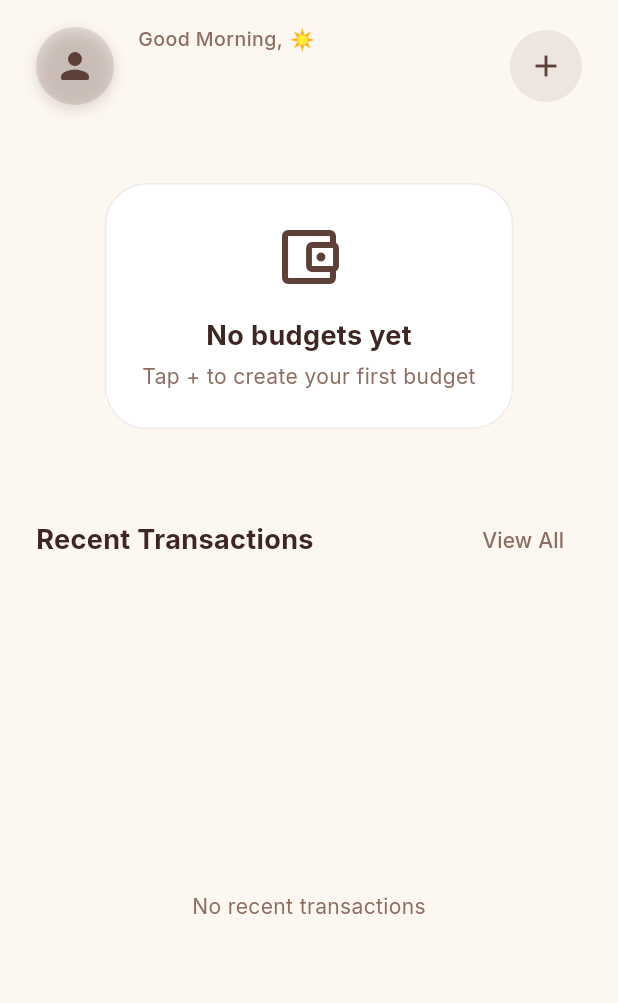
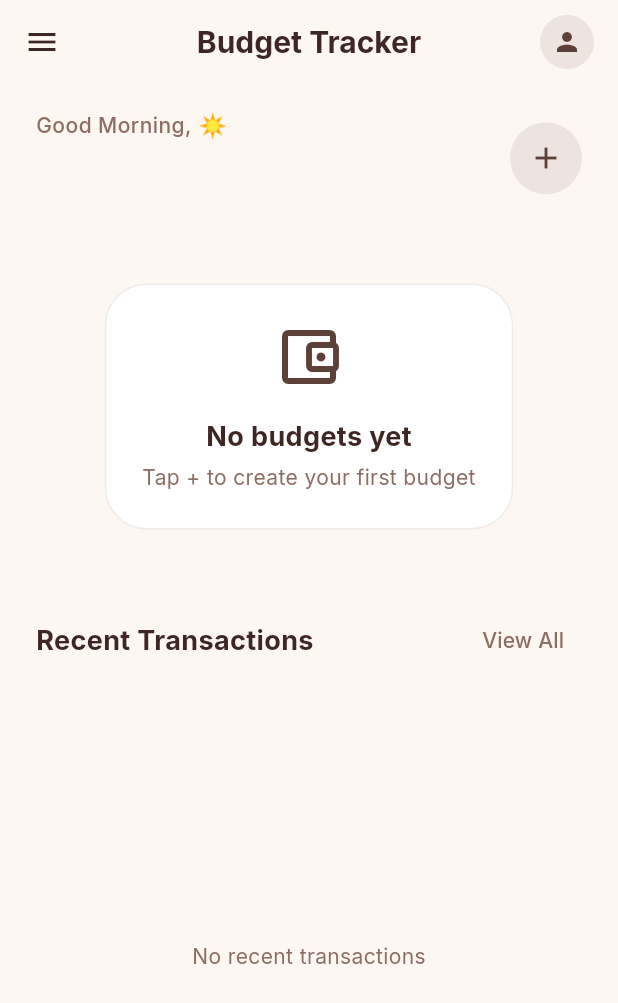
Before and after one commit to RajasekharPalleti/budget_tracker, a Flutter app: the HomeScreen screen opened directly, on a phone screen of 412 x 824 dp. Shown: the top 1003 px of the screen. Run offline on Flutter 3.47's test engine with Material 3 defaults, Android fonts, the phone set to English and light mode, and no system bars; our stand-ins replace device_info_plus, fl_chart, flutter_local_notifications, flutter_timezone, google_fonts, image_picker and 6 more; accounts and stored records are empty.

Commit message:
V3 enhancements

```diff
--- a/lib/providers/budget_provider.dart
+++ b/lib/providers/budget_provider.dart
@@ -13,12 +13,18 @@ class BudgetProvider with ChangeNotifier {
   static const String _storageKey = 'budget_data';
 
   Future<void> loadData() async {
+    try {
       final prefs = await SharedPreferences.getInstance();
       final String? data = prefs.getString(_storageKey);
       if (data != null) {
         final List<dynamic> jsonList = json.decode(data);
         _budgets = jsonList.map((json) => Budget.fromJson(json)).toList();
         await _cleanupOldTransactions();
+      }
+    } catch (e) {
+      debugPrint('BudgetProvider loadData failed: $e');
+      // Initialize with empty list on error
+      _budgets = [];
     }
     notifyListeners();
   }
--- a/lib/screens/home_screen.dart
+++ b/lib/screens/home_screen.dart
@@ -59,7 +59,12 @@ class _HomeScreenState extends State<HomeScreen> {
       _reminderTime = time;
     });
     final username = Provider.of<UserProvider>(context, listen: false).username;
+
+    // Request permissions first to ensure Exact Alarm is allowed
+    await NotificationService().requestPermissions();
+
     await NotificationService().scheduleDailyNotification(time, username);
+
     if (mounted) {
       ScaffoldMessenger.of(context).showSnackBar(
         SnackBar(content: Text('Daily reminder set for ${time.format(context)}')),
@@ -120,7 +125,6 @@ class _HomeScreenState extends State<HomeScreen> {
                     child: Icon(Icons.camera_alt_rounded, color: Colors.blue),
                   ),
                   title: const Text('Take a Photo'),
-                  subtitle: const Text('Mobile only'),
                   onTap: () => Navigator.pop(context, ImageSource.camera),
                 ),
             ],
@@ -216,15 +220,19 @@ class _HomeScreenState extends State<HomeScreen> {
   }
 
   ImageProvider? _getProfileImage(UserProvider user) {
-    // On web, prefer bytes (MemoryImage) over path
-    if (kIsWeb) {
-      if (user.profileImageBytes != null) {
-        return MemoryImage(user.profileImageBytes!);
+    // Priority 1: In-memory bytes (immediate update after picking / web default)
+    if (user.profileImageBytes != null) {
+      return MemoryImage(user.profileImageBytes!);
+    }
+    // Priority 2: File path (persisted data on mobile)
+    if (user.profileImagePath.isNotEmpty) {
+      // kIsWeb check is technically redundant if we ensure path is empty on web,
+      // but good for safety.
+      if (!kIsWeb) {
+        return FileImage(File(user.profileImagePath));
       }
-      return null;
     }
-    if (user.profileImagePath.isEmpty) return null;
-    return FileImage(File(user.profileImagePath));
+    return null;
   }
 
   @override
@@ -243,6 +251,45 @@ class _HomeScreenState extends State<HomeScreen> {
       value: SystemUiOverlayStyle.light,
       child: Scaffold(
         backgroundColor: AppColors.background,
+        appBar: AppBar(
+          backgroundColor: Colors.transparent, // Or AppColors.background if you want solid
+          elevation: 0,
+          leading: Builder(
+            builder: (context) => IconButton(
+              icon: const Icon(Icons.menu, color: AppColors.textPrimary),
+              onPressed: () => Scaffold.of(context).openDrawer(),
+            ),
+          ),
+          title: const Text(
+            'Budget Tracker',
+            style: TextStyle(
+              color: AppColors.textPrimary,
+              fontWeight: FontWeight.bold,
+            ),
+          ),
+          centerTitle: true,
+          actions: [
+            Padding(
+              padding: const EdgeInsets.only(right: AppSpacing.md),
+              child: GestureDetector(
+                onTap: _pickImage,
+                child: Consumer<UserProvider>(
+                  builder: (context, user, child) {
+                    final imageProvider = _getProfileImage(user);
+                    return CircleAvatar(
+                      radius: 18,
+                      backgroundColor: AppColors.primary.withOpacity(0.1),
+                      backgroundImage: imageProvider,
+                      child: imageProvider == null
+                          ? const Icon(Icons.person, size: 20, color: AppColors.primary)
+                          : null,
+                    );
+                  },
+                ),
+              ),
+            ),
+          ],
+        ),
         drawer: Drawer(
           child: ListView(
             padding: EdgeInsets.zero,
@@ -283,46 +330,14 @@ class _HomeScreenState extends State<HomeScreen> {
             Column(
               crossAxisAlignment: CrossAxisAlignment.stretch,
               children: [
-                SizedBox(height: MediaQuery.of(context).padding.top + AppSpacing.md),
+                SizedBox(height: AppSpacing.md), // Reduced top padding since AppBar takes space
 
-                // Header
+                // Greeting Header (Modified for Body)
                 Padding(
                   padding: const EdgeInsets.symmetric(horizontal: AppSpacing.lg),
                   child: Row(
                     crossAxisAlignment: CrossAxisAlignment.center,
                     children: [
-                      // Profile Avatar
-                      Builder(
-                        builder: (context) => GestureDetector(
-                          onTap: () => Scaffold.of(context).openDrawer(),
-                          child: Consumer<UserProvider>(
-                            builder: (context, user, child) {
-                                final imageProvider = _getProfileImage(user);
-                              return Container(
-                                decoration: BoxDecoration(
-                                  shape: BoxShape.circle,
-                                  boxShadow: [
-                                    BoxShadow(
-                                      color: AppColors.primary.withValues(alpha: 0.2),
-                                      blurRadius: 8,
-                                      offset: const Offset(0, 3),
-                                    ),
-                                  ],
-                                ),
-                                child: CircleAvatar(
-                                  radius: 26,
-                                  backgroundColor: AppColors.primary.withValues(alpha: 0.15),
-                                  backgroundImage: imageProvider,
-                                  child: imageProvider == null
-                                      ? const Icon(Icons.person_rounded, size: 28, color: AppColors.primary)
-                                      : null,
-                                ),
-                              );
-                            },
-                          ),
-                        ),
-                      ),
-                      const SizedBox(width: AppSpacing.md),
                       // Greeting Text
                       Expanded(
                         child: Column(
@@ -334,7 +349,7 @@ class _HomeScreenState extends State<HomeScreen> {
                                   greeting,
                                   style: TextStyle(
                                     color: AppColors.textSecondary,
-                                    fontSize: 13,
+                                    fontSize: 14, // Slightly larger
                                     fontWeight: FontWeight.w500,
                                     letterSpacing: 0.3,
                                   ),
@@ -342,16 +357,16 @@ class _HomeScreenState extends State<HomeScreen> {
                                 const SizedBox(width: 4),
                                 Text(
                                   _getGreetingEmoji(),
-                                  style: const TextStyle(fontSize: 14),
+                                  style: const TextStyle(fontSize: 16),
                                 ),
                               ],
                             ),
-                            const SizedBox(height: 2),
+                            const SizedBox(height: 4), // Proper spacing
                             Text(
                               Provider.of<UserProvider>(context).username,
                               style: const TextStyle(
                                 color: AppColors.textPrimary,
-                                fontSize: 24,
+                                fontSize: 28, // Prominent
                                 fontWeight: FontWeight.w800,
                                 letterSpacing: -0.5,
                               ),
@@ -363,12 +378,13 @@ class _HomeScreenState extends State<HomeScreen> {
                       // Add Budget Button
                       Container(
                         decoration: BoxDecoration(
-                          color: AppColors.primary.withValues(alpha: 0.1),
+                          color: AppColors.primary.withOpacity(0.1),
                           shape: BoxShape.circle,
                         ),
                         child: IconButton(
                           icon: const Icon(Icons.add, color: AppColors.primary),
                           onPressed: () => _showAddBudgetDialog(context),
+                          tooltip: 'Add Budget',
                         ),
                       ),
                     ],
--- a/lib/screens/onboarding_screen.dart
+++ b/lib/screens/onboarding_screen.dart
@@ -3,6 +3,7 @@ import 'package:flutter/services.dart';
 import 'package:provider/provider.dart';
 import '../providers/user_provider.dart';
 import '../theme/design_system.dart';
+import '../services/notification_service.dart';
 import 'home_screen.dart';
 
 class OnboardingScreen extends StatefulWidget {
@@ -28,6 +29,10 @@ class _OnboardingScreenState extends State<OnboardingScreen> {
       final userProvider = Provider.of<UserProvider>(context, listen: false);
 
       await userProvider.setUsername(name);
+
+      // Request notifications/alarms permissions on first meaningful interaction
+      await NotificationService().requestPermissions();
+
       await userProvider.completeOnboarding();
 
       if (mounted) {
--- a/pubspec.yaml
+++ b/pubspec.yaml
@@ -25,6 +25,7 @@ dependencies:
   flutter_local_notifications: ^17.1.2
   timezone: ^0.9.2
   image_picker: ^1.0.7
+  flutter_timezone: ^5.0.1
 
 dev_dependencies:
   flutter_test:
```
Also changed, not shown: lib/main.dart (+9 -6 lines), lib/providers/user_provider.dart (+84 -14 lines), lib/services/notification_service.dart (+22 -5 lines), lib/services/pdf_service.dart (+16 -7 lines), pubspec.lock, 7 other files. Lines whose indentation alone changed are shown as unchanged.
